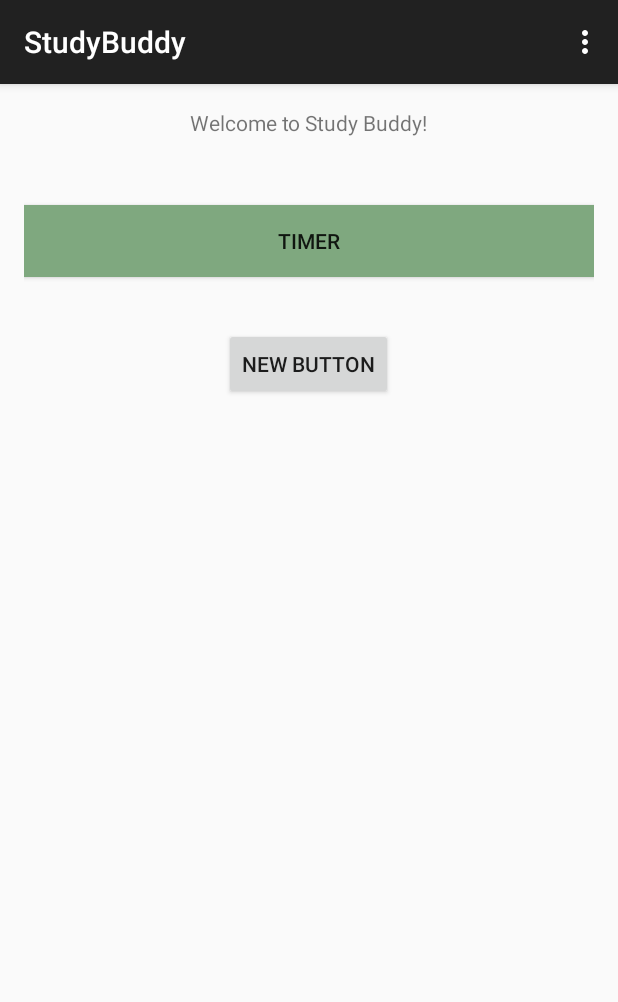
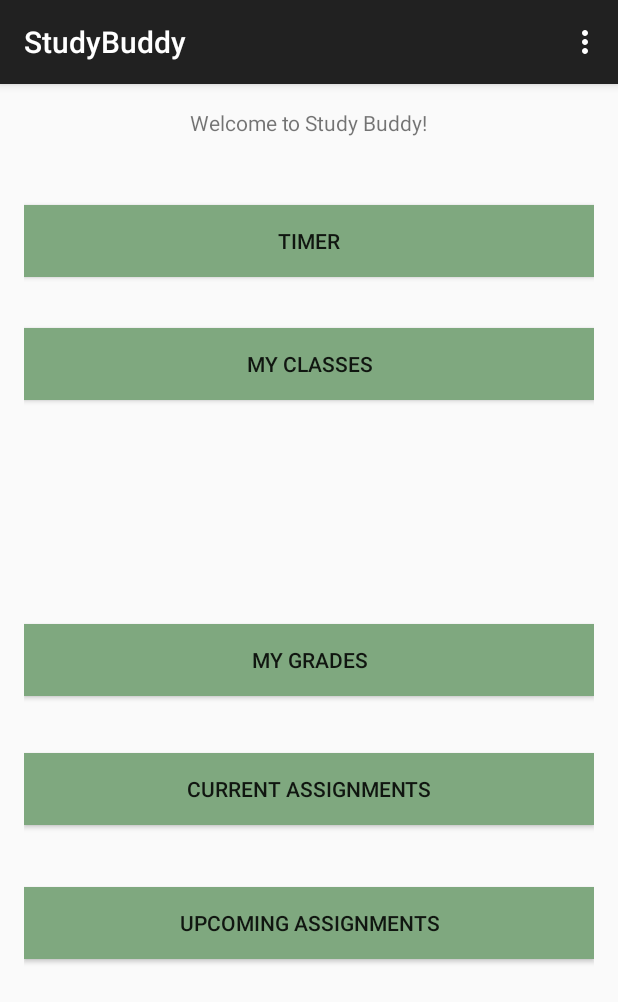
Before and after one commit to bhasks49/StudyBuddy2, an Android app: the screen it shows after launch (MainActivity), on a phone screen of 412 x 824 dp. Shown: the top 1002 px of the screen. Run offline under Robolectric (Android 15) with nearby library versions, the phone set to English and light mode, and no system bars.

Commit message:
New Buttons

```diff
--- a/app/src/main/res/layout/activity_main.xml
+++ b/app/src/main/res/layout/activity_main.xml
@@ -21,16 +21,47 @@
         android:layout_below="@+id/textView"
         android:layout_alignParentLeft="true"
         android:layout_alignParentStart="true"
-        android:background="@color/abc_search_url_text_normal"
+        android:background="@color/buttoncolor"
         android:clickable="true" />
 
     <Button
-        android:layout_width="wrap_content"
+        android:layout_width="fill_parent"
         android:layout_height="wrap_content"
-        android:text="New Button"
+        android:text="@string/classinfo"
         android:id="@+id/button"
         android:layout_below="@+id/timer_button"
         android:layout_centerHorizontal="true"
-        android:layout_marginTop="34dp" />
+        android:layout_marginTop="34dp"
+        android:background="@color/buttoncolor" />
+
+    <Button
+        android:layout_width="fill_parent"
+        android:layout_height="wrap_content"
+        android:text="@string/mygrades"
+        android:id="@+id/button2"
+        android:layout_centerVertical="true"
+        android:layout_alignLeft="@+id/button"
+        android:layout_alignStart="@+id/button"
+        android:background="@color/buttoncolor" />
+
+    <Button
+        android:layout_width="fill_parent"
+        android:layout_height="wrap_content"
+        android:text="@string/curassign"
+        android:id="@+id/button3"
+        android:layout_below="@+id/button2"
+        android:layout_centerHorizontal="true"
+        android:layout_marginTop="38dp"
+        android:background="@color/buttoncolor" />
+
+    <Button
+        android:layout_width="fill_parent"
+        android:layout_height="wrap_content"
+        android:text="@string/upcomassign"
+        android:id="@+id/button4"
+        android:layout_below="@+id/button3"
+        android:layout_centerHorizontal="true"
+        android:layout_marginTop="41dp"
+        android:background="@color/buttoncolor" />
 
 </RelativeLayout>
--- /dev/null
+++ b/app/src/main/res/values/colors.xml
@@ -0,0 +1,4 @@
+<?xml version="1.0" encoding="utf-8"?>
+<resources>
+    <color name="buttoncolor">#7fa87f</color>
+</resources>
--- a/app/src/main/res/values/strings.xml
+++ b/app/src/main/res/values/strings.xml
@@ -8,4 +8,13 @@
     <string name="timer">Timer</string>
     <string name="timer_info">Use this timer to keep track of how long you want to study</string>
     <string name="title_activity_timer">Timer</string>
+
+    <string name="classinfo">My Classes</string>
+
+    <string name="mygrades">My Grades</string>
+
+    <string name="curassign">Current Assignments</string>
+
+    <string name="upcomassign">Upcoming Assignments</string>
+
 </resources>
```
